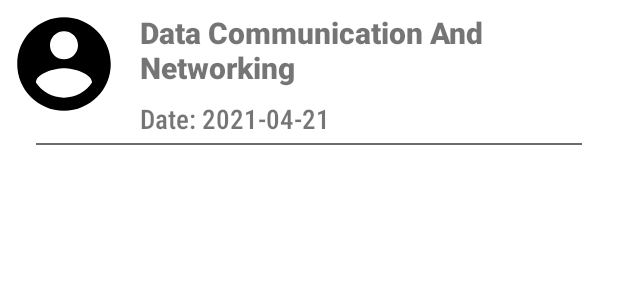
After one commit to ChrishanJay/ALSET-Lecturer, an Android app: the layout attendance_item.xml on its own in the app's theme, with its tools: preview values and no code run, on a phone screen of 412 x 824 dp. The commit adds this screen. Shown: the top 300 px of the screen. Run offline under Robolectric (Android 15) with nearby library versions, the phone set to English and light mode, and no system bars.

Commit message:
Integrate Attendance API

```diff
--- a/app/src/main/java/com/alset/lecturer/api/Api.java
+++ b/app/src/main/java/com/alset/lecturer/api/Api.java
@@ -33,7 +33,7 @@ public interface Api {
     Call<List<ClassesResponse>> getClasses();
 
     @GET("get-students")
-    Call<StudentsResponse> getStudents();
+    Call<List<StudentsResponse>> getStudents();
 
     @GET("get-attendance")
     Call<List<AttendanceResponse>> getAttendance();
--- /dev/null
+++ b/app/src/main/res/layout/attendance_item.xml
@@ -0,0 +1,58 @@
+<?xml version="1.0" encoding="utf-8"?>
+<androidx.constraintlayout.widget.ConstraintLayout
+    xmlns:android="http://schemas.android.com/apk/res/android"
+    xmlns:app="http://schemas.android.com/apk/res-auto"
+    xmlns:tools="http://schemas.android.com/tools"
+    android:layout_width="match_parent"
+    android:layout_height="wrap_content">
+
+    <TextView
+        android:id="@+id/studentName"
+        android:layout_width="0dp"
+        android:layout_height="wrap_content"
+        android:layout_marginStart="8dp"
+        android:layout_marginTop="8dp"
+        android:layout_marginEnd="8dp"
+        android:fontFamily="sans-serif-black"
+        android:textSize="20sp"
+        app:layout_constraintEnd_toEndOf="parent"
+        app:layout_constraintStart_toEndOf="@id/profile"
+        app:layout_constraintTop_toTopOf="parent"
+        tools:text="Data Communication And Networking" />
+
+    <TextView
+        android:id="@+id/time"
+        android:layout_width="0dp"
+        android:layout_height="wrap_content"
+        android:layout_marginStart="8dp"
+        android:layout_marginTop="8dp"
+        android:layout_marginEnd="8dp"
+        android:fontFamily="sans-serif-condensed-medium"
+        android:textSize="18sp"
+        app:layout_constraintEnd_toEndOf="parent"
+        app:layout_constraintStart_toEndOf="@id/profile"
+        app:layout_constraintTop_toBottomOf="@+id/studentName"
+        tools:text="Date: 2021-04-21" />
+
+    <View
+        android:id="@+id/view"
+        android:layout_width="0dp"
+        android:layout_height="1dp"
+        android:layout_marginStart="24dp"
+        android:layout_marginTop="4dp"
+        android:layout_marginEnd="24dp"
+        android:background="#6C6C6C"
+        app:layout_constraintEnd_toEndOf="parent"
+        app:layout_constraintStart_toStartOf="parent"
+        app:layout_constraintTop_toBottomOf="@+id/time" />
+
+    <ImageView
+        android:id="@+id/profile"
+        android:layout_width="85dp"
+        android:layout_height="85dp"
+        android:contentDescription="@string/app_name"
+        app:layout_constraintStart_toStartOf="parent"
+        app:layout_constraintTop_toTopOf="parent"
+        app:srcCompat="@drawable/ic_profile_foreground" />
+
+</androidx.constraintlayout.widget.ConstraintLayout>
```
Also changed, not shown: app/src/main/java/com/alset/lecturer/ViewAttendanceActivity.java (+48 -6 lines), app/src/main/java/com/alset/lecturer/api/AttendanceAdapter.java (added, +81 -0 lines).
